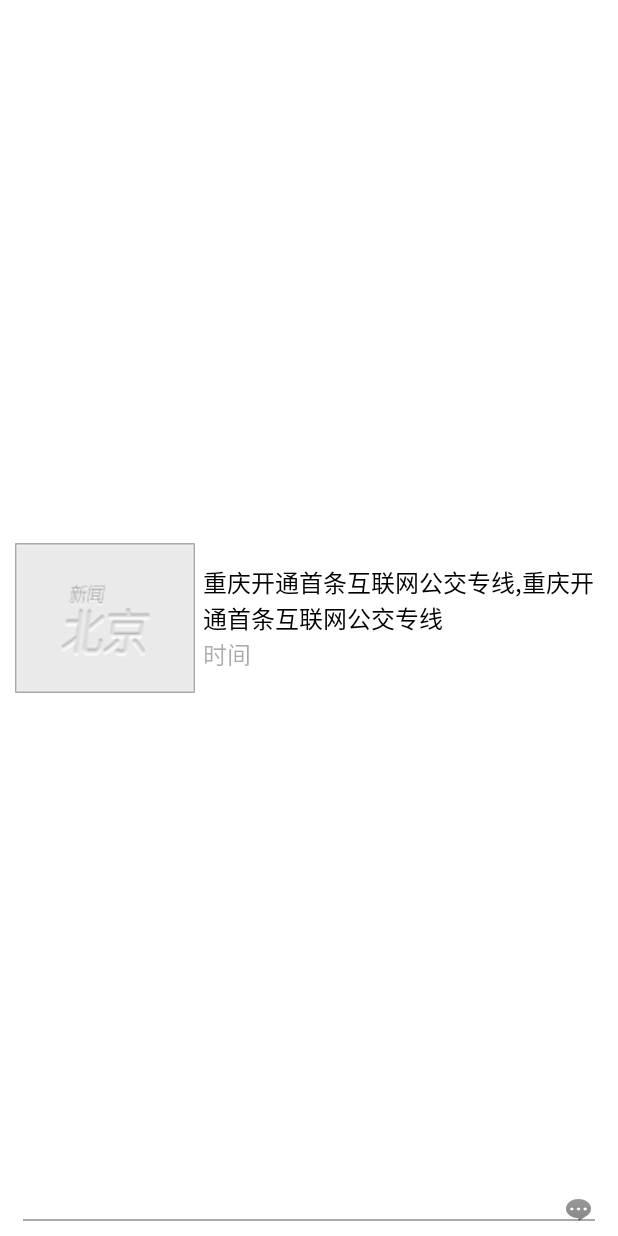
After one commit to maxiaowen/BeiJingNew, an Android app: the layout item_news.xml on its own in the app's theme, with its tools: preview values and no code run, on a phone screen of 412 x 824 dp. The commit adds this screen. Run offline under Robolectric (Android 15) with nearby library versions, the light colour scheme and no system bars.

Commit message:
列表新闻数据填充

```diff
--- /dev/null
+++ b/app/src/main/res/layout/item_news.xml
@@ -0,0 +1,65 @@
+<?xml version="1.0" encoding="utf-8"?>
+<FrameLayout xmlns:android="http://schemas.android.com/apk/res/android"
+    android:layout_width="match_parent"
+    android:layout_height="wrap_content"
+    android:padding="10dp">
+
+    <RelativeLayout xmlns:android="http://schemas.android.com/apk/res/android"
+        android:layout_width="match_parent"
+        android:layout_height="wrap_content">
+
+        <ImageView
+            android:id="@+id/iv_icon"
+            android:layout_width="120dp"
+            android:layout_height="100dp"
+            android:layout_centerVertical="true"
+            android:scaleType="fitXY"
+            android:src="@drawable/news_pic_default" />
+
+        <LinearLayout
+            android:layout_width="wrap_content"
+            android:layout_height="wrap_content"
+            android:layout_centerVertical="true"
+            android:layout_marginLeft="5dp"
+            android:layout_toRightOf="@id/iv_icon"
+            android:orientation="vertical">
+
+            <TextView
+                android:id="@+id/tv_desc"
+                android:layout_width="wrap_content"
+                android:layout_height="wrap_content"
+                android:lines="2"
+                android:text="重庆开通首条互联网公交专线,重庆开通首条互联网公交专线"
+                android:textColor="#000000"
+                android:textSize="16sp" />
+
+            <TextView
+                android:id="@+id/tv_time"
+                android:layout_width="wrap_content"
+                android:layout_height="wrap_content"
+                android:lines="1"
+                android:text="时间"
+                android:textColor="#55000000"
+                android:textSize="16sp" />
+        </LinearLayout>
+
+        <ImageView
+            android:layout_width="wrap_content"
+            android:layout_height="wrap_content"
+            android:layout_alignParentBottom="true"
+            android:layout_alignParentRight="true"
+            android:layout_marginBottom="8dp"
+            android:layout_marginRight="8dp"
+            android:src="@drawable/icon_news_comment_num" />
+
+        <View
+            android:layout_width="match_parent"
+            android:layout_height="1.0dp"
+            android:layout_alignParentBottom="true"
+            android:layout_marginLeft="5dp"
+            android:layout_marginRight="5dp"
+            android:background="#55000000" />
+
+    </RelativeLayout>
+
+</FrameLayout>
```
Also changed, not shown: app/src/main/java/com/atguigu/beijingnew/detailpager/TabDetailPager.java (+91 -18 lines), app/src/main/res/layout/top_tab_detail.xml (+1 -10 lines), app/src/main/res/drawable-hdpi/icon_news_comment_num.png (added).
